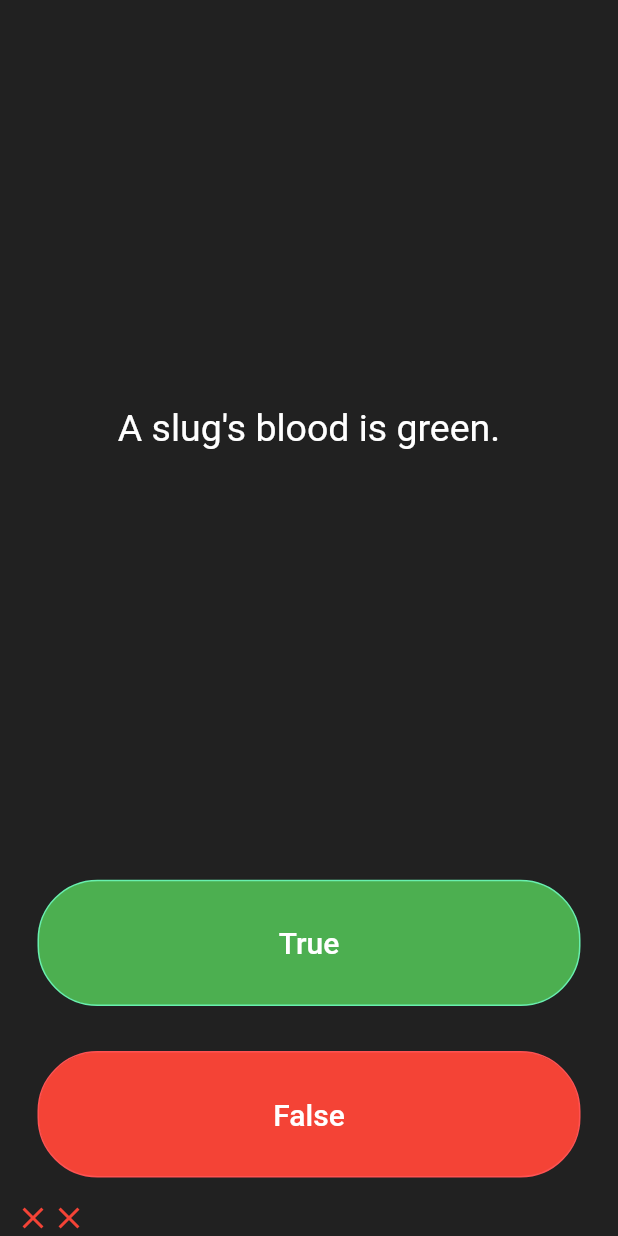
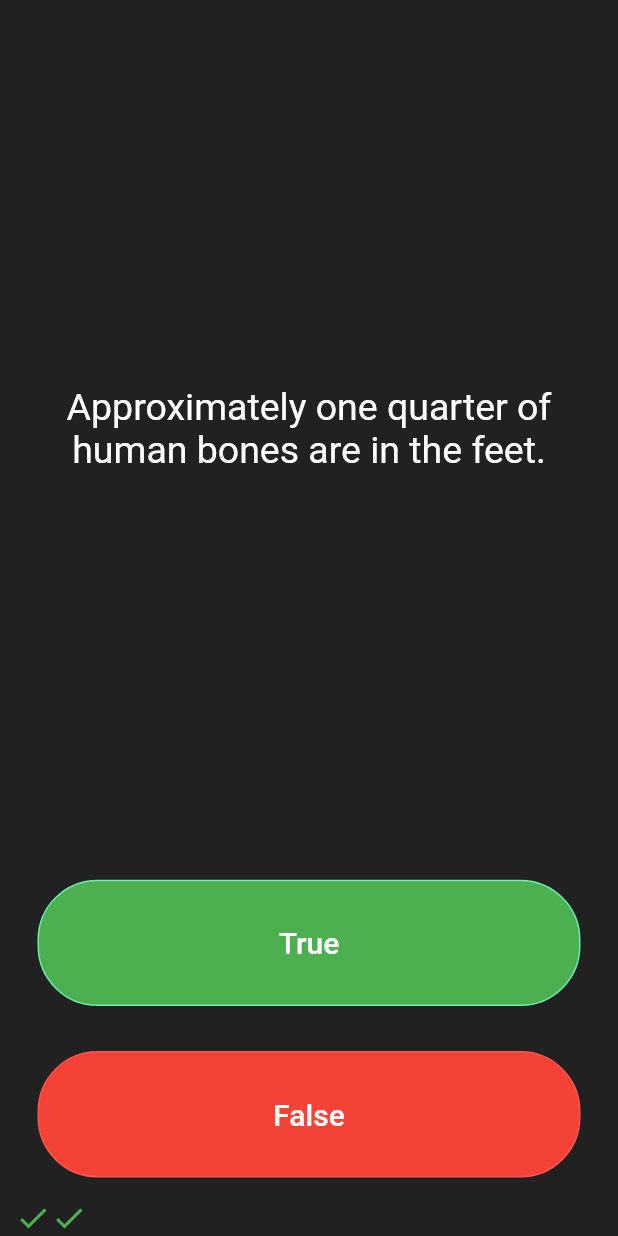
Before and after one commit to tuhinssam/Quizee-flutter-app, a Flutter app: the screen it shows after launch, after a tap on "True", after a tap on "False", on a phone screen of 412 x 824 dp. Run offline on Flutter 3.47's test engine with Material 2 defaults, Android fonts, the phone set to English and light mode, and no system bars; our stand-ins replace rflutter_alert.

Commit message:
completed code with quiz brain and final score calculation

```diff
--- a/lib/Question.dart
+++ b/lib/Question.dart
@@ -1,7 +1,7 @@
 class Question {
   String question;
   bool answer;
-  Question({String q, bool a}) {
+  Question(String q, bool a) {
     question = q;
     answer = a;
   }
--- /dev/null
+++ b/lib/QuizBrain.dart
@@ -0,0 +1,57 @@
+import 'package:quizzler/Question.dart';
+
+class QuizBrain {
+  int _questionNum = 0;
+  List<Question> queList = [
+    Question('Some cats are actually allergic to humans', true),
+    Question('You can lead a cow down stairs but not up stairs.', false),
+    Question('Approximately one quarter of human bones are in the feet.', true),
+    Question('A slug\'s blood is green.', true),
+    Question('Buzz Aldrin\'s mother\'s maiden name was \"Moon\".', true),
+    Question('It is illegal to pee in the Ocean in Portugal.', true),
+    Question(
+        'No piece of square dry paper can be folded in half more than 7 times.',
+        false),
+    Question(
+        'In London, UK, if you happen to die in the House of Parliament, you are technically entitled to a state funeral, because the building is considered too sacred a place.',
+        true),
+    Question(
+        'The loudest sound produced by any animal is 188 decibels. That animal is the African Elephant.',
+        false),
+    Question(
+        'The total surface area of two human lungs is approximately 70 square metres.',
+        true),
+    Question('Google was originally called \"Backrub\".', true),
+    Question(
+        'Chocolate affects a dog\'s heart and nervous system; a few ounces are enough to kill a small dog.',
+        true),
+    Question(
+        'In West Virginia, USA, if you accidentally hit an animal with your car, you are free to take it home to eat.',
+        true)
+  ];
+  void nextQuestion() {
+    if (_questionNum < queList.length - 1) {
+      _questionNum++;
+    }
+  }
+
+  String getQuestion() {
+    return queList[_questionNum].question;
+  }
+
+  bool getCorrectAnswer() {
+    return queList[_questionNum].answer;
+  }
+
+  bool isFinished() {
+    if (_questionNum >= queList.length - 1) {
+      return true;
+    } else {
+      return false;
+    }
+  }
+
+  void resetQuiz() {
+    _questionNum = 0;
+  }
+}
--- a/lib/main.dart
+++ b/lib/main.dart
@@ -1,8 +1,10 @@
 import 'package:flutter/material.dart';
 import 'package:quizzler/Question.dart';
+import 'package:quizzler/QuizBrain.dart';
 import 'package:rflutter_alert/rflutter_alert.dart';
 
 void main() => runApp(Quizzler());
+QuizBrain quizBrain = QuizBrain();
 
 class Quizzler extends StatelessWidget {
   @override
@@ -28,15 +30,44 @@ class QuizPage extends StatefulWidget {
 
 class _QuizPageState extends State<QuizPage> {
   List<Icon> scoreKeeper = [];
-  List<Question> questionList = [
-    Question(q: 'You can lead a cow down stairs but not up stairs.', a: false),
-    Question(
-        q: 'Approximately one quarter of human bones are in the feet.',
-        a: true),
-    Question(q: 'A slug\'s blood is green.', a: true)
-  ];
-  int questionNum = 0;
-  int correctAnsNum = 0;
+  int correctAnsCnt = 0;
+  void checkAnswer(bool userPickedAnswer) {
+    bool correctAnswer = quizBrain.getCorrectAnswer();
+
+    setState(() {
+      if (quizBrain.isFinished() == true) {
+        print('correct answer $correctAnsCnt');
+        print('total question ' + quizBrain.queList.length.toString());
+        int score = (correctAnsCnt * 100 / quizBrain.queList.length).round();
+        Alert(
+          context: context,
+          title: 'Finished!',
+          desc: 'You\'ve reached the end of the quiz. You scored $score%',
+        ).show();
+
+        //TODO Step 4 Part C - reset the questionNumber,
+        quizBrain.resetQuiz();
+        correctAnsCnt = 0;
+
+        //TODO Step 4 Part D - empty out the scoreKeeper.
+        scoreKeeper = [];
+      } else {
+        if (userPickedAnswer == correctAnswer) {
+          scoreKeeper.add(Icon(
+            Icons.check,
+            color: Colors.green,
+          ));
+          correctAnsCnt++;
+        } else {
+          scoreKeeper.add(Icon(
+            Icons.close,
+            color: Colors.red,
+          ));
+        }
+        quizBrain.nextQuestion();
+      }
+    });
+  }
 
   @override
   Widget build(BuildContext context) {
@@ -50,9 +81,7 @@ class _QuizPageState extends State<QuizPage> {
             padding: EdgeInsets.all(10.0),
             child: Center(
               child: Text(
-                questionNum > questionList.length - 1
-                    ? questionList[0].question
-                    : questionList[questionNum].question,
+                quizBrain.getQuestion(),
                 textAlign: TextAlign.center,
                 style: TextStyle(
                   fontSize: 25.0,
@@ -83,31 +112,8 @@ class _QuizPageState extends State<QuizPage> {
                   ),
                 ),
                 onPressed: () {
-                  setState(() {
-                    if (questionNum <= questionList.length - 1) {
-                      if (questionList[questionNum].answer == true) {
-                        scoreKeeper.add(Icon(Icons.check, color: Colors.green));
-                        correctAnsNum++;
-                      } else {
-                        scoreKeeper.add(Icon(Icons.close, color: Colors.red));
-                      }
-                      questionNum++;
-                    } else {
-                      int score =
-                          (correctAnsNum * 100 / questionList.length).round();
-                      print(
-                          'You have reached end of the quiz. Your Score: $score%');
-                      Alert(
-                        context: context,
-                        title: "Alert!",
-                        desc:
-                            "You have reached end of the quiz. Your Score: $score%",
-                      ).show();
-                      scoreKeeper = [];
-                      questionNum = 0;
-                      correctAnsNum = 0;
-                    }
-                  });
+                  //The user picked true.
+                  checkAnswer(true);
                 },
               ),
             ),
@@ -134,31 +140,8 @@ class _QuizPageState extends State<QuizPage> {
                   ),
                 ),
                 onPressed: () {
-                  setState(() {
-                    if (questionNum <= questionList.length - 1) {
-                      if (questionList[questionNum].answer == false) {
-                        scoreKeeper.add(Icon(Icons.check, color: Colors.green));
-                        correctAnsNum++;
-                      } else {
-                        scoreKeeper.add(Icon(Icons.close, color: Colors.red));
-                      }
-                      questionNum++;
-                    } else {
-                      int score =
-                          (correctAnsNum * 100 / questionList.length).round();
-                      print(
-                          'You have reached end of the quiz. Your Score: $score%');
-                      Alert(
-                        context: context,
-                        title: "Alert!",
-                        desc:
-                            "You have reached end of the quiz. Your Score: $score%",
-                      ).show();
-                      scoreKeeper = [];
-                      questionNum = 0;
-                      correctAnsNum = 0;
-                    }
-                  });
+                  //The user picked false.
+                  checkAnswer(false);
                 },
               ),
             ),
```
